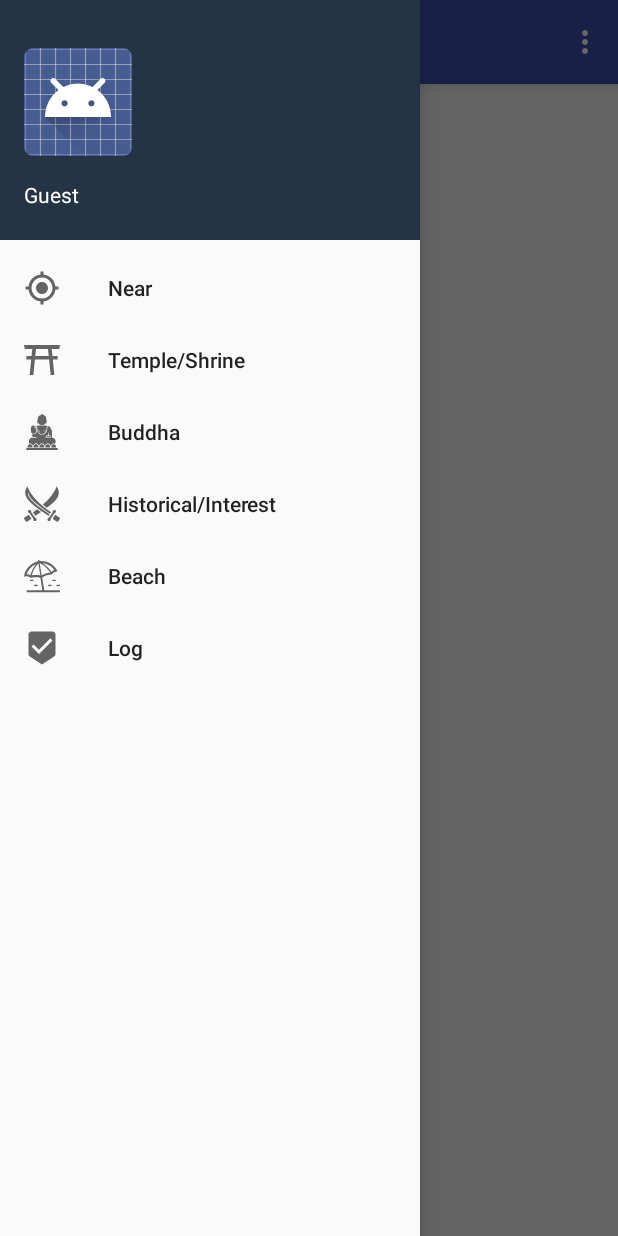
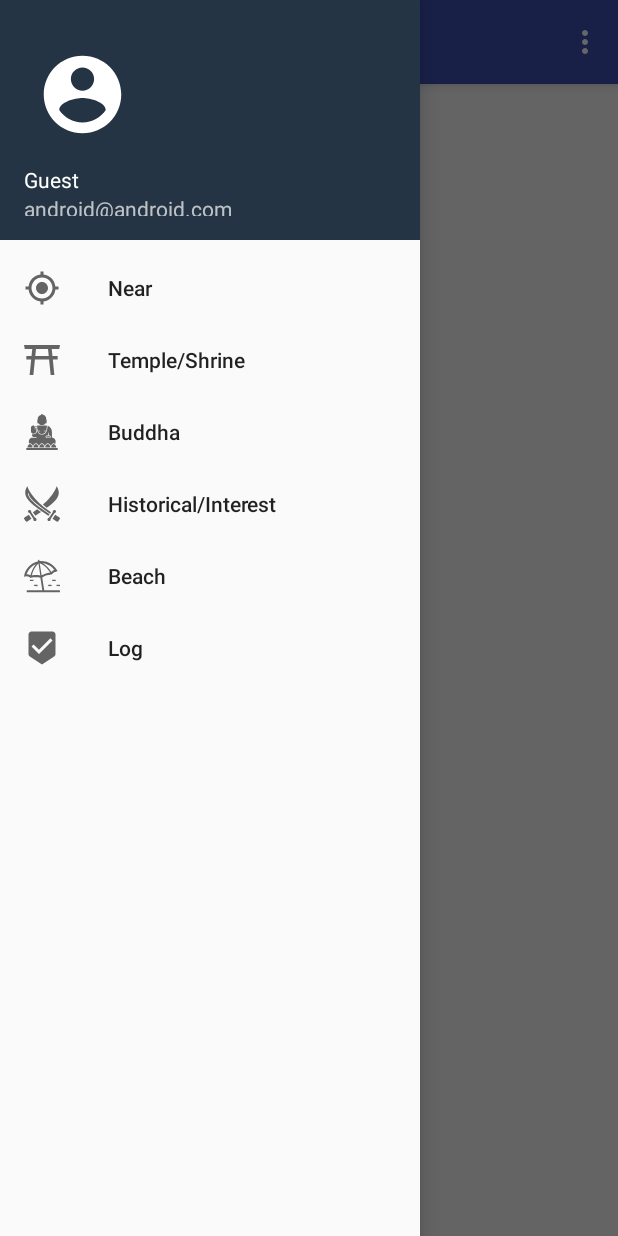
Before and after one commit to r-sek/BeaconInfo, an Android app: the screen it shows after launch (MainActivity), with the side drawer open, on a phone screen of 412 x 824 dp. Run offline under Robolectric (Android 15) with nearby library versions, the phone set to English and light mode, and no system bars; libraries missing offline, so code that uses them is left out: org.altbeacon.beacon; 3 statements that could not run were skipped.

Commit message:
画像素材の変更

```diff
--- a/build.gradle
+++ b/build.gradle
@@ -6,6 +6,7 @@ buildscript {
     }
     dependencies {
         classpath 'com.android.tools.build:gradle:2.2.3'
+        classpath 'com.google.gms:google-services:1.5.0-beta2'
 
         // NOTE: Do not place your application dependencies here; they belong
         // in the individual module build.gradle files
--- a/mobile/build.gradle
+++ b/mobile/build.gradle
@@ -1,4 +1,5 @@
 apply plugin: 'com.android.application'
+apply plugin: 'com.google.gms.google-services'
 
 android {
     compileSdkVersion 23
@@ -33,6 +34,7 @@ dependencies {
     compile 'com.google.android.gms:play-services-gcm:10.0.1'
     compile 'com.android.support:recyclerview-v7:23.4.0'
     compile 'org.altbeacon:android-beacon-library:2.+@aar'
+    compile 'com.google.android.gms:play-services-auth:8.3.0'
     testCompile 'junit:junit:4.12'
 }
 
--- a/mobile/src/debug/res/values/google_maps_api.xml
+++ b/mobile/src/debug/res/values/google_maps_api.xml
@@ -15,5 +15,5 @@
     Once you have your key (it starts with "AIza"), replace the "google_maps_key"
     string in this file.
     -->
-    <string name="google_maps_key" templateMergeStrategy="preserve" translatable="false"> AIzaSyAF9w6d96mrAD0UdaoC8amZzaqY2-pMhzo </string>
+    <string name="google_maps_key" templateMergeStrategy="preserve" translatable="false"> AIzaSyDfb-0X8VaOMx9fwsxehGc4Wmk2yXWvHAo </string>
 </resources>
--- a/mobile/src/main/AndroidManifest.xml
+++ b/mobile/src/main/AndroidManifest.xml
@@ -48,7 +48,7 @@
         <activity
             android:name=".BeaconInfoActivity"
             android:label="@string/title_activity_beacon_info"
-            android:theme="@style/AppTheme.NoActionBar"></activity>
+            android:theme="@style/AppTheme.NoActionBar" />
     </application>
 
 </manifest>
--- a/mobile/src/main/java/info/redspirit/beaconinfo/CardRecyclerAdapter.java
+++ b/mobile/src/main/java/info/redspirit/beaconinfo/CardRecyclerAdapter.java
@@ -38,7 +38,7 @@ public class CardRecyclerAdapter extends RecyclerView.Adapter<CardRecyclerAdapte
     @Override
     public void onBindViewHolder(ViewHolder vh, final int position) {
         vh.textView_main.setText(list[position]);
-        vh.imageView.setImageResource(R.mipmap.ic_launcher);
+        vh.imageView.setImageResource(R.mipmap.ic_place_white);
         vh.layout.setOnClickListener(new View.OnClickListener() {
             @Override
             public void onClick(View v) {
--- /dev/null
+++ b/mobile/src/main/res/drawable/ic_account_circle_white.xml
@@ -0,0 +1,9 @@
+<vector xmlns:android="http://schemas.android.com/apk/res/android"
+        android:width="24dp"
+        android:height="24dp"
+        android:viewportWidth="24.0"
+        android:viewportHeight="24.0">
+    <path
+        android:pathData="M12,2C6.48,2 2,6.48 2,12s4.48,10 10,10 10,-4.48 10,-10S17.52,2 12,2zM12,5c1.66,0 3,1.34 3,3s-1.34,3 -3,3 -3,-1.34 -3,-3 1.34,-3 3,-3zM12,19.2c-2.5,0 -4.71,-1.28 -6,-3.22 0.03,-1.99 4,-3.08 6,-3.08 1.99,0 5.97,1.09 6,3.08 -1.29,1.94 -3.5,3.22 -6,3.22z"
+        android:fillColor="#FFFFFF"/>
+</vector>
--- a/mobile/src/main/res/layout/nav_header_main.xml
+++ b/mobile/src/main/res/layout/nav_header_main.xml
@@ -9,14 +9,15 @@
     android:paddingLeft="@dimen/activity_horizontal_margin"
     android:paddingRight="@dimen/activity_horizontal_margin"
     android:paddingTop="@dimen/activity_vertical_margin"
-    android:theme="@style/ThemeOverlay.AppCompat.Dark">
+    android:theme="@style/ThemeOverlay.AppCompat.Dark"
+    android:weightSum="1">
 
     <ImageView
         android:id="@+id/imageView"
-        android:layout_width="wrap_content"
-        android:layout_height="wrap_content"
+        android:layout_width="78dp"
+        android:layout_height="78dp"
         android:paddingTop="@dimen/nav_header_vertical_spacing"
-        android:src="@android:drawable/sym_def_app_icon" />
+        android:src="@drawable/ic_account_circle_white" />
 
     <TextView
         android:layout_width="match_parent"
```
Also changed, not shown: mobile/src/main/res/layout/content_beacon_info.xml (+8 -0 lines), mobile/src/main/res/values/strings.xml (+73 -0 lines), mobile/src/main/ic_place_white-web.png (added), mobile/src/main/res/drawable/sampleimg.png (deleted), mobile/src/main/res/mipmap-hdpi/ic_place_white.png (added), mobile/src/main/res/mipmap-mdpi/ic_place_white.png (added), mobile/src/main/res/mipmap-xhdpi/ic_place_white.png (added), mobile/src/main/res/mipmap-xxhdpi/ic_place_white.png (added), mobile/src/main/res/mipmap-xxxhdpi/ic_place_white.png (added), 1 other file.
